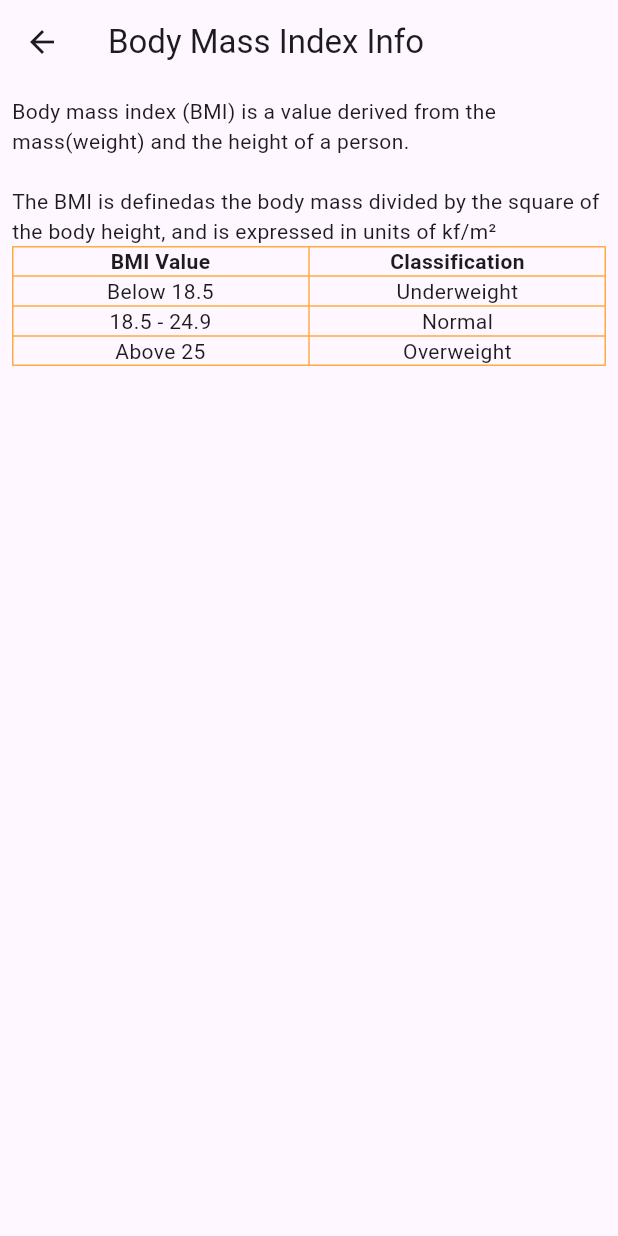
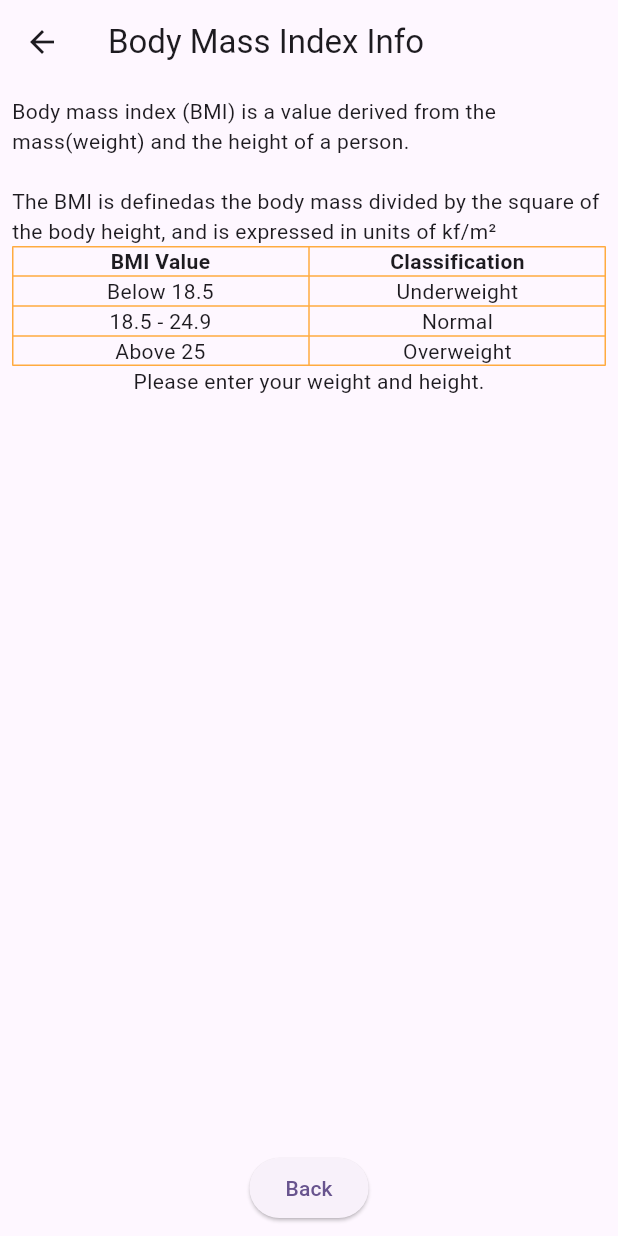
Before and after one commit to xinyue05-xinyue/practical-30-6-2026, a Flutter app: the screen it shows after launch, after a tap on the "info" icon, on a phone screen of 412 x 824 dp. Run offline on Flutter 3.47's test engine with Material 3 defaults, Android fonts, the phone set to English and light mode, and no system bars.

Commit message:
added info page

```diff
--- a/lib/info.dart
+++ b/lib/info.dart
@@ -119,7 +119,15 @@ class Info extends StatelessWidget {
                         ],
                     ),
                   ],
-                )
+                ),
+                bmi == ''? Text('Please enter your weight and height.')
+                    : Text('Your BMI value is : $bmi'),
+                Expanded(child: SizedBox()),
+                ElevatedButton(onPressed: () {
+                  Navigator.pop(context);
+                },
+                  child: Text('Back'),
+                ),
               ],
             ),
           ),
```
